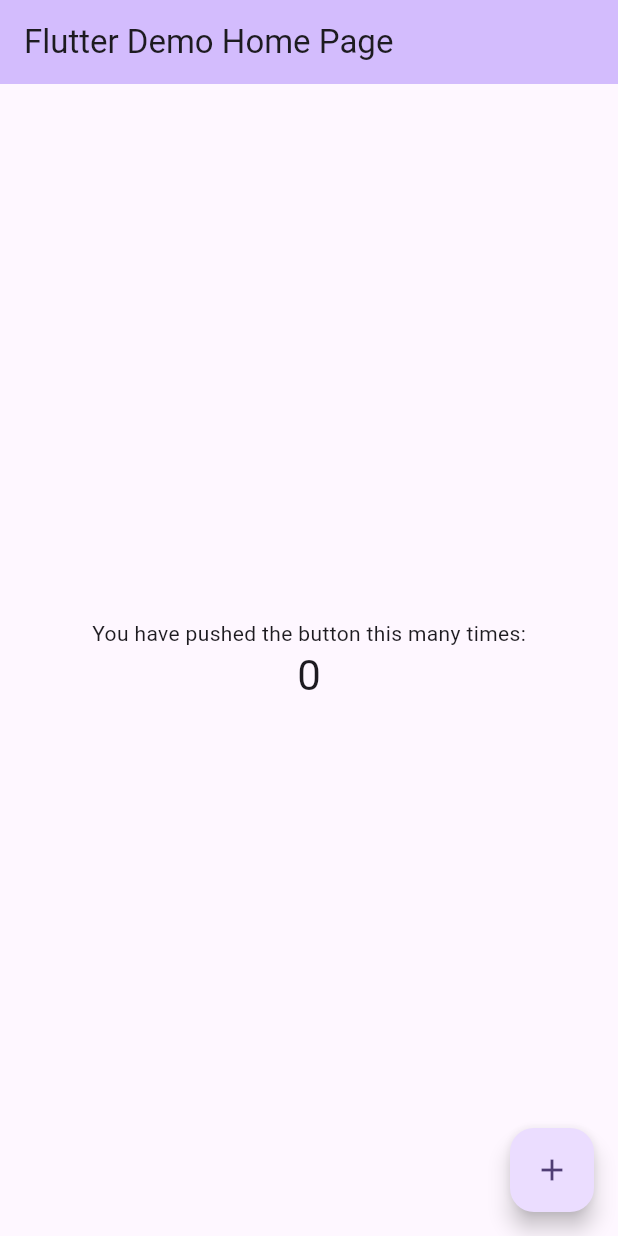
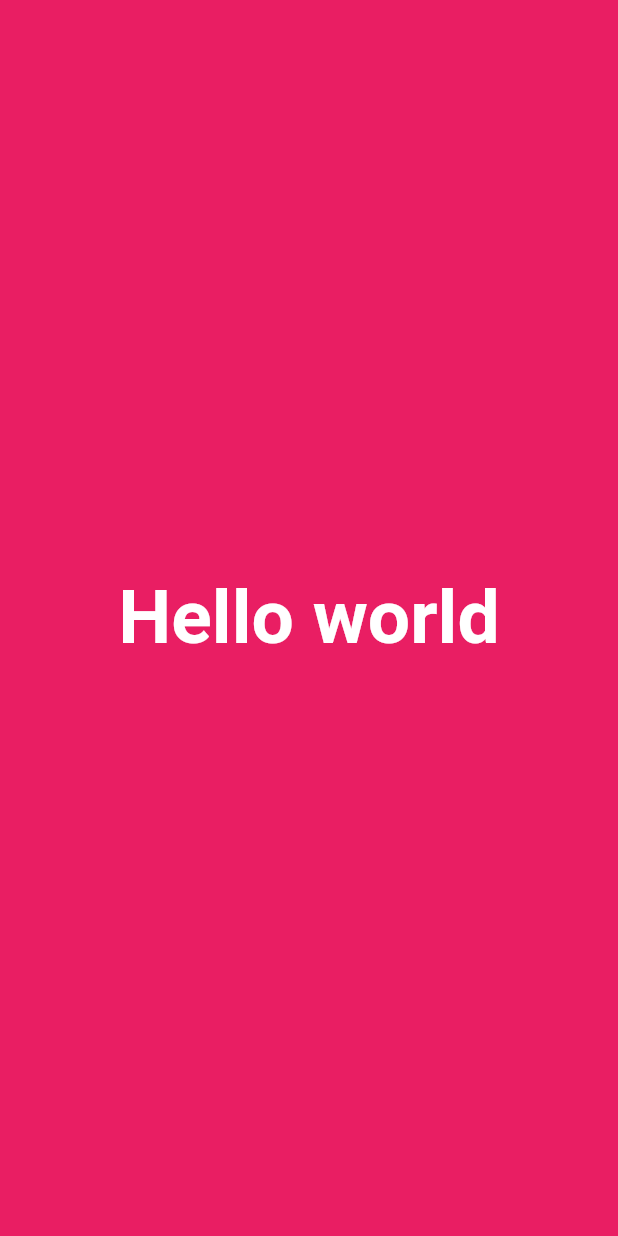
Before and after one commit to mdsomad/Master_Flutter_Widgets, a Flutter app: the screen it shows after launch, on a phone screen of 412 x 824 dp. Run offline on Flutter 3.47's test engine with Material 2 defaults, Android fonts, the phone set to English and light mode, and no system bars.

Commit message:
firest code push

```diff
--- /dev/null
+++ b/lib/app/app.dart
@@ -0,0 +1,17 @@
+
+import 'package:flutter/material.dart';
+import 'package:master_flutter/view/home_view.dart';
+
+class MyApp extends StatelessWidget {
+  const MyApp({
+    super.key,
+  });
+
+  @override
+  Widget build(BuildContext context) {
+    return MaterialApp(
+     title: "Flutter Application",
+     home: HomeView()
+    );
+  }
+}
--- a/lib/main.dart
+++ b/lib/main.dart
@@ -1,69 +1,8 @@
 import 'package:flutter/material.dart';
+import 'package:master_flutter/app/app.dart';
 
-void main() {
-  runApp(const MyApp());
+void main(){
+  runApp(
+   MyApp()
+  );
 }
-
-class MyApp extends StatelessWidget {
-  const MyApp({super.key});
-
-  @override
-  Widget build(BuildContext context) {
-    return MaterialApp(
-      title: 'Flutter Demo',
-      theme: ThemeData(
-        colorScheme: ColorScheme.fromSeed(seedColor: Colors.deepPurple),
-        useMaterial3: true,
-      ),
-      home: const MyHomePage(title: 'Flutter Demo Home Page'),
-    );
-  }
-}
-
-class MyHomePage extends StatefulWidget {
-  const MyHomePage({super.key, required this.title});
-
-  final String title;
-
-  @override
-  State<MyHomePage> createState() => _MyHomePageState();
-}
-
-class _MyHomePageState extends State<MyHomePage> {
-  int _counter = 0;
-
-  void _incrementCounter() {
-    setState(() {
-      _counter++;
-    });
-  }
-
-  @override
-  Widget build(BuildContext context) {
-    return Scaffold(
-      appBar: AppBar(
-        backgroundColor: Theme.of(context).colorScheme.inversePrimary,
-        title: Text(widget.title),
-      ),
-      body: Center(
-        child: Column(
-          mainAxisAlignment: MainAxisAlignment.center,
-          children: <Widget>[
-            const Text(
-              'You have pushed the button this many times:',
-            ),
-            Text(
-              '$_counter',
-              style: Theme.of(context).textTheme.headlineMedium,
-            ),
-          ],
-        ),
-      ),
-      floatingActionButton: FloatingActionButton(
-        onPressed: _incrementCounter,
-        tooltip: 'Increment',
-        child: const Icon(Icons.add),
-      ),
-    );
-  }
-}
--- /dev/null
+++ b/lib/view/home_view.dart
@@ -0,0 +1,15 @@
+import 'package:flutter/material.dart';
+
+class HomeView extends StatelessWidget {
+  const HomeView({super.key});
+
+  @override
+  Widget build(BuildContext context) {
+    return Scaffold(
+      body: Container(
+        color: Colors.pink,
+        child: Center(child: Text('Hello world',style: TextStyle(fontSize: 50,color: Colors.white,fontWeight: FontWeight.w700),)),
+      ),
+    );
+  }
+}
```
Also changed, not shown: 2 other files.
